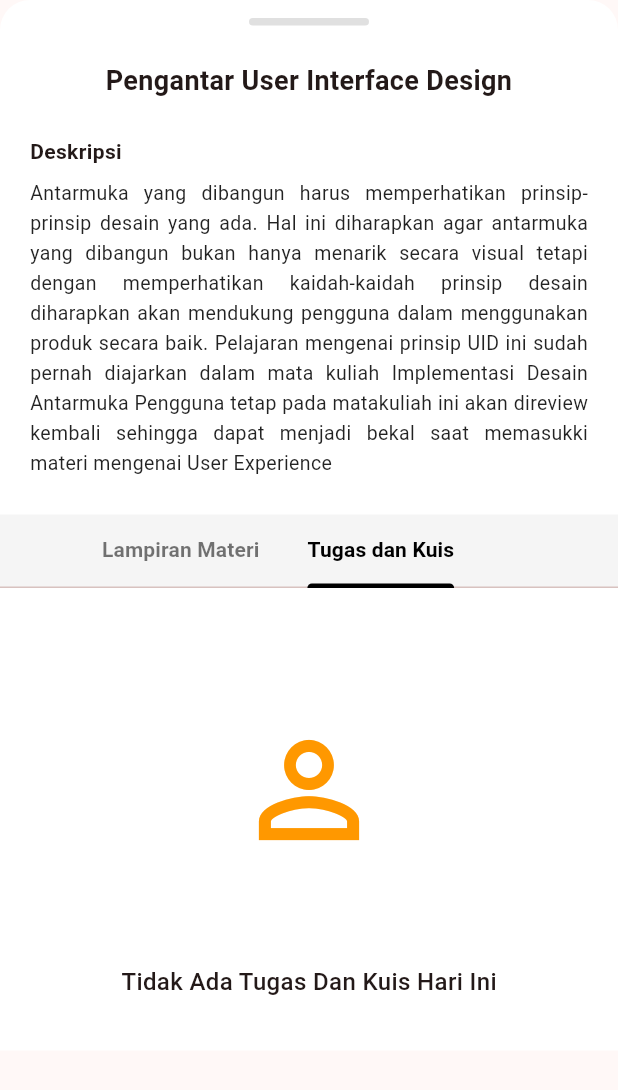
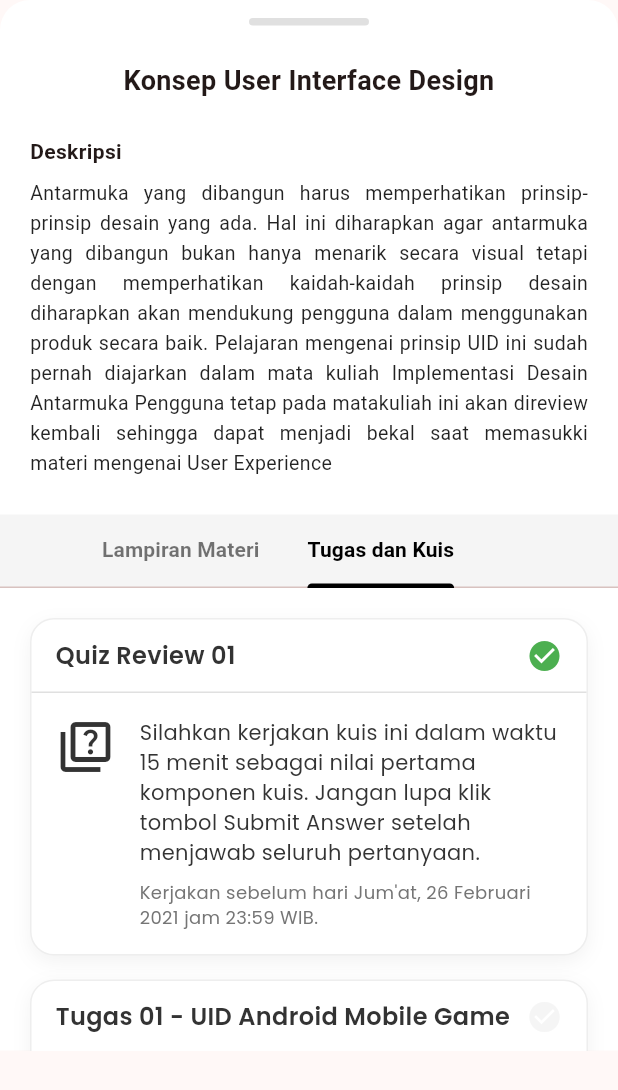
Before and after one commit to alfinfirdau/systemlarning, a Flutter app: the TopicDetailBottomSheet widget shown alone on an empty page, opened directly, on a phone screen of 412 x 824 dp. Shown: the top 1090 px of the screen. Run offline on Flutter 3.47's test engine with Material 3 defaults, Android fonts, the phone set to English and light mode, and no system bars; our stand-ins replace google_fonts; network calls fail.

Commit message:
Update course detail screen and topic detail bottom sheet

```diff
--- a/lib/screens/course_detail_screen.dart
+++ b/lib/screens/course_detail_screen.dart
@@ -71,7 +71,7 @@ class _CourseDetailScreenState extends State<CourseDetailScreen> with SingleTick
                    padding: const EdgeInsets.all(20),
                    children: [
                      MaterialItem(
-                       title: "Pengantar User Interface Design",
+                       title: "Konsep User Interface Design",
                        icon: Icons.book,
                        isCompleted: false, // Not completed yet
                        onTap: () {
--- a/lib/widgets/topic_detail_bottom_sheet.dart
+++ b/lib/widgets/topic_detail_bottom_sheet.dart
@@ -1,4 +1,5 @@
 import 'package:flutter/material.dart';
+import 'assignment_card.dart';
 
 class TopicDetailBottomSheet extends StatefulWidget {
   const TopicDetailBottomSheet({super.key});
@@ -52,7 +53,7 @@ class _TopicDetailBottomSheetState extends State<TopicDetailBottomSheet> with Si
               children: [
                 const Center(
                   child: Text(
-                    "Pengantar User Interface Design",
+                    "Konsep User Interface Design",
                     style: TextStyle(fontSize: 18, fontWeight: FontWeight.bold),
                     textAlign: TextAlign.center,
                   ),
@@ -103,33 +104,23 @@ class _TopicDetailBottomSheetState extends State<TopicDetailBottomSheet> with Si
                 // Tab 1: Lampiran Materi (Placeholder)
                 const Center(child: Text("Materi content...")),
 
-                // Tab 2: Tugas dan Kuis (Empty State)
-                Column(
-                  mainAxisAlignment: MainAxisAlignment.center,
+                // Tab 2: Tugas dan Kuis (Populated)
+                ListView(
+                  padding: const EdgeInsets.all(20),
                   children: [
-                    // Illustration
-                    // Since we don't have the girl image, we'll likely use a placeholder or check asset again?
-                    // I checked assets previously and only profile_pic exists.
-                    // I'll use a large icon or network image if connection allows, but safer to use Icon + Color blobbiness to mimic?
-                    // Or standard empty illustration pattern.
-                    // The user wants "like in the image with detail".
-                    // I will try to use a standard illustration style icon.
-                    Container(
-                      width: 200,
-                      height: 200,
-                      // Placeholder for illustration
-                      child: Stack(
-                         alignment: Alignment.center,
-                         children: [
-                            Icon(Icons.person_outline, size: 100, color: Colors.orange), // Fallback
-                            // Ideally we'd use an asset. I'll just use a relevant Icon.
-                         ]
-                      ),
+                    AssignmentCard(
+                      title: "Quiz Review 01",
+                      description: "Silahkan kerjakan kuis ini dalam waktu 15 menit sebagai nilai pertama komponen kuis. Jangan lupa klik tombol Submit Answer setelah menjawab seluruh pertanyaan.",
+                      deadline: "Kerjakan sebelum hari Jum'at, 26 Februari 2021 jam 23:59 WIB.",
+                      isQuiz: true,
+                      isCompleted: true, // Green check
                     ),
-                    const SizedBox(height: 16),
-                    const Text(
-                      "Tidak Ada Tugas Dan Kuis Hari Ini",
-                      style: TextStyle(fontSize: 16, fontWeight: FontWeight.w500),
+                    AssignmentCard(
+                      title: "Tugas 01 - UID Android Mobile Game",
+                      description: "1. Buatlah desain tampilan (antarmuka) pada aplikasi mobile game FPS (First Person Shooter) yang akan menjadi tugas pada mata kuliah Pemrograman Aplikasi Permainan.\n2. Desain yang dibuat harus melingkupi seluruh tampilan pada aplikasi/game, dari pertama kali aplikasi ...........",
+                      deadline: "", // No specific deadline text visible in card bottom, maybe inside description or omitted
+                      isQuiz: false, // Document icon
+                      isCompleted: false, // Grey check
                     ),
                   ],
                 ),
```
